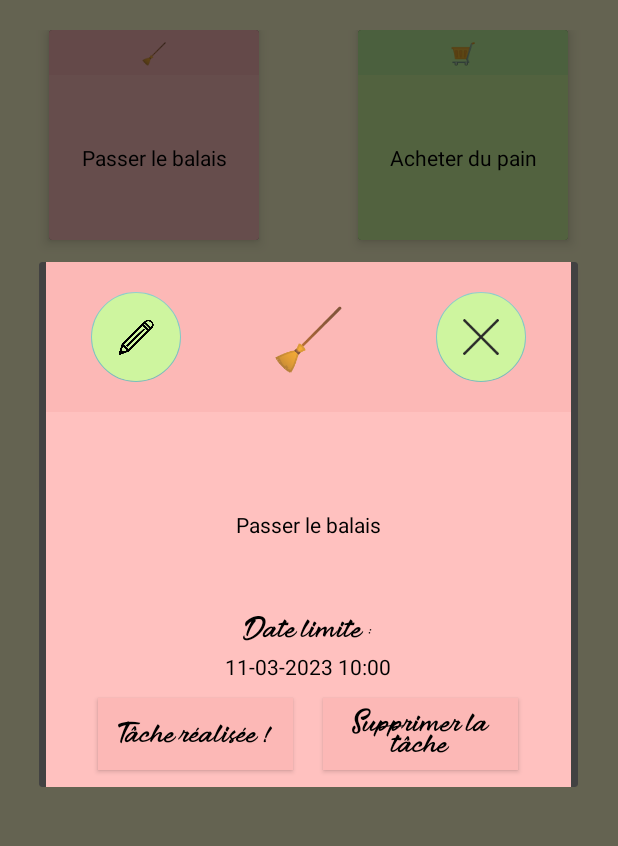
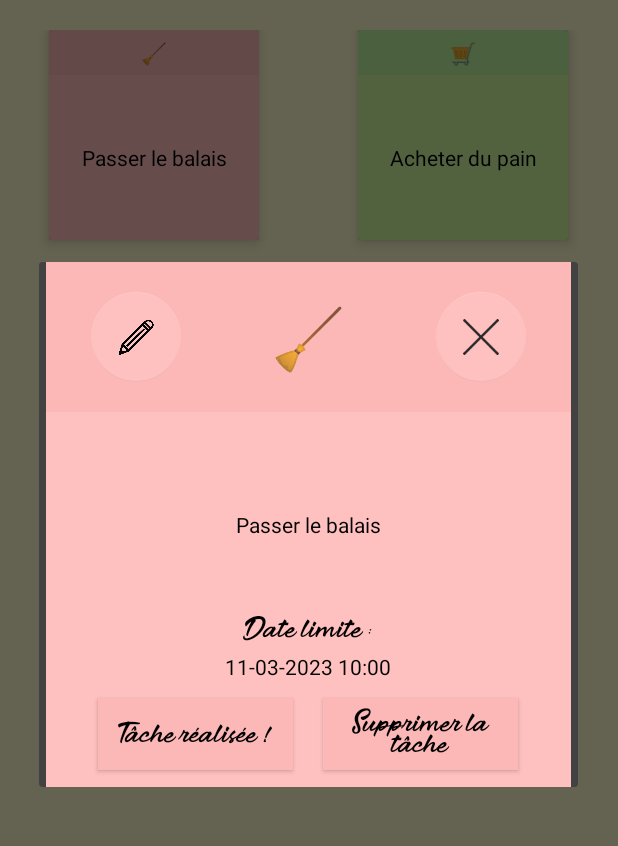
Before and after one commit to Scressenville/My-To-Do-List-Application, an Android app: the screen it shows after launch (MainActivity), after a tap on an icon or button, on a phone screen of 412 x 824 dp, the part 93-939 px from its top. Run offline under Robolectric (Android 15) with nearby library versions, the phone set to English and light mode, and no system bars.

Commit message:
Extracted some strings, added task completion methods.

```diff
--- a/app/src/main/java/r411/project/todolistapplication/MainActivity.kt
+++ b/app/src/main/java/r411/project/todolistapplication/MainActivity.kt
@@ -2,7 +2,6 @@ package r411.project.todolistapplication
 
 import android.content.DialogInterface
 import android.content.res.ColorStateList
-import android.graphics.Color
 import android.graphics.drawable.ColorDrawable
 import android.os.Bundle
 import android.os.Handler
@@ -17,7 +16,6 @@ import r411.project.todolistapplication.adapter.MyGridAdapter
 import r411.project.todolistapplication.classes.TaskModelClass
 import r411.project.todolistapplication.handler.DatabaseHandler
 import kotlin.collections.ArrayList
-
 
 class MainActivity : AppCompatActivity() {
 
@@ -99,17 +97,15 @@ class MainActivity : AppCompatActivity() {
         val task = dbhandler.selectTaskFromId(view.id)
 
         dialogView.findViewById<TextView>(R.id.task_category).text = String(Character.toChars(task!!.taskCategory))
-        dialogView.findViewById<TextView>(R.id.details_description).setMovementMethod(ScrollingMovementMethod.getInstance());
-        dialogView.findViewById<TextView>(R.id.details_description).text= task.taskDescription
+        val desc = dialogView.findViewById<TextView>(R.id.details_description)
+        desc.movementMethod = ScrollingMovementMethod.getInstance();
+        desc.text= task.taskDescription
 
         val lightElements = listOf(
-            dialogView.findViewById<FloatingActionButton>(R.id.detail_close_button),
+            dialogView.findViewById<LinearLayout>(R.id.details_content),
             dialogView.findViewById<FloatingActionButton>(R.id.detail_modify_button),
-            dialogView.findViewById<Button>(R.id.details_content)
+            dialogView.findViewById<FloatingActionButton>(R.id.detail_close_button)
         )
-
-        val test = dialogView.findViewById<FloatingActionButton>(R.id.detail_close_button)
-        println(test.backgroundTintList)
 
         val darkElements = listOf(
             dialogView.findViewById<LinearLayout>(R.id.details_banner),
@@ -117,20 +113,11 @@ class MainActivity : AppCompatActivity() {
             dialogView.findViewById<Button>(R.id.delete_task)
         )
 
-        if (task.taskDeadLine == null && task.taskStatus == 0) {
-            for (element in lightElements) element.setBackgroundResource(R.color.yellow_post_it)
-            for (element in darkElements) element.setBackgroundResource(R.color.yellow_post_it_dark)
-        }
+        val shadeColor = (view.findViewById<TextView>(R.id.post_it_shade).background as ColorDrawable).color
+        val lightColor = (view.findViewById<TextView>(R.id.post_it_content).background as ColorDrawable).color
 
-        if (task.taskStatus == -1) {
-            for (element in lightElements) element.setBackgroundResource(R.color.red_post_it)
-            for (element in darkElements) element.setBackgroundResource(R.color.red_post_it_dark)
-        }
-
-        if (task.taskStatus == 1) {
-            for (element in lightElements) element.setBackgroundResource(R.color.blue_post_it)
-            for (element in darkElements) element.setBackgroundResource(R.color.blue_post_it_dark)
-        }
+        darkElements.forEach{element -> element.backgroundTintList = ColorStateList.valueOf(shadeColor)}
+        lightElements.forEach{element -> element.backgroundTintList = ColorStateList.valueOf(lightColor)}
 
         val taskDeadline = dialogView.findViewById<TextView>(R.id.details_deadline)
         if (task.taskDeadLine != null) taskDeadline.text=task.taskDeadLine
@@ -141,6 +128,10 @@ class MainActivity : AppCompatActivity() {
 
         dialogView.findViewById<Button>(R.id.delete_task).setOnClickListener{
             deleteTask(view, b)
+        }
+
+        dialogView.findViewById<Button>(R.id.task_complete).setOnClickListener{
+            finishTask(view, b)
         }
 
         b.show()
@@ -184,7 +175,7 @@ class MainActivity : AppCompatActivity() {
 
             val status = databaseHandler.deleteTask(deleteId)
             if(status > -1){
-                Toast.makeText(applicationContext,"Task deleted",Toast.LENGTH_LONG).show()
+                Toast.makeText(applicationContext,"Tâche supprimée",Toast.LENGTH_LONG).show()
                 val adapter: MyGridAdapter = findViewById<GridView>(R.id.content).adapter as MyGridAdapter
                 adapter.taskArrayList.remove(deletedTask)
                 adapter.notifyDataSetChanged()
@@ -198,4 +189,17 @@ class MainActivity : AppCompatActivity() {
         val b = dialogBuilder.create()
         b.show()
     }
+
+    fun finishTask(view: View, dialog: AlertDialog){
+        val databaseHandler = DatabaseHandler(this)
+        val updatedTask = databaseHandler.selectTaskFromId(view.id)
+        val result = databaseHandler.changeStatusFinished(view.id)
+        if (result > -1) {
+            Toast.makeText(applicationContext,"Tâche réalisée !",Toast.LENGTH_LONG).show()
+            val adapter: MyGridAdapter = findViewById<GridView>(R.id.content).adapter as MyGridAdapter
+            adapter.taskArrayList[adapter.taskArrayList.indexOf(updatedTask)].taskStatus = 1
+            adapter.notifyDataSetChanged()
+            dialog.dismiss()
+        }
+    }
 }
--- a/app/src/main/java/r411/project/todolistapplication/adapter/MyGridAdapter.kt
+++ b/app/src/main/java/r411/project/todolistapplication/adapter/MyGridAdapter.kt
@@ -7,8 +7,11 @@ import android.view.ViewGroup
 import android.widget.ArrayAdapter
 import android.widget.LinearLayout
 import android.widget.TextView
+import android.widget.Toast
+import r411.project.todolistapplication.MainActivity
 import r411.project.todolistapplication.R
 import r411.project.todolistapplication.classes.TaskModelClass
+import r411.project.todolistapplication.handler.DatabaseHandler
 import java.text.SimpleDateFormat
 import java.util.*
 import java.util.concurrent.TimeUnit
@@ -29,11 +32,16 @@ class MyGridAdapter(context: Context, var taskArrayList: ArrayList<TaskModelClas
         val postItBanner = listitemView!!.findViewById<TextView>(R.id.post_it_shade)
         val postItContent = listitemView.findViewById<TextView>(R.id.post_it_content)
 
-        if (task!!.taskDeadLine != null && task.taskStatus != 1) {
+        val postItLayout = listitemView.findViewWithTag<LinearLayout>("postItLayout")
+        postItLayout.id = task!!.taskId
+
+        if (task.taskDeadLine != null && task.taskStatus != 1) {
             val dateFormat = SimpleDateFormat("dd-MM-yyyy HH:mm")
             val minutesDifference = TimeUnit.MINUTES.convert((dateFormat.parse(task.taskDeadLine).time - Date().time), TimeUnit.MILLISECONDS)
             if (minutesDifference < 0) {
                 task.taskStatus = -1
+                val test = DatabaseHandler(this.context)
+                test.changeStatusLate(task.taskId)
             }
 
             if (task.taskStatus == -1) {
@@ -55,14 +63,14 @@ class MyGridAdapter(context: Context, var taskArrayList: ArrayList<TaskModelClas
         if (task.taskStatus == 1) {
             postItBanner.setBackgroundResource(R.color.blue_post_it_dark)
             postItContent.setBackgroundResource(R.color.blue_post_it)
+            listitemView.findViewById<LinearLayout>(task.taskId).setOnClickListener{
+                Toast.makeText(this.context, "test", Toast.LENGTH_SHORT).show()
+            }
         }
 
         postItBanner.text = String(Character.toChars(task.taskCategory))
         postItContent.text = task.taskDescription
 
-        val postItLayout = listitemView.findViewWithTag<LinearLayout>("postItLayout")
-        postItLayout.id = task.taskId
-
         return listitemView
     }
 }
--- a/app/src/main/java/r411/project/todolistapplication/handler/DatabaseHandler.kt
+++ b/app/src/main/java/r411/project/todolistapplication/handler/DatabaseHandler.kt
@@ -184,4 +184,26 @@ class DatabaseHandler(context: Context): SQLiteOpenHelper(context, DATABASE_NAME
         db.close() // Closing database connection
         return success
     }
+
+    fun changeStatusLate(taskId: Int): Int {
+        val db = this.writableDatabase
+        val contentValues = ContentValues()
+        contentValues.put(TASK_STATUS, -1)
+
+        val success = db.update(TABLE_TASKS, contentValues, "$TASK_ID=$taskId", null)
+        db.close()
+
+        return success
+    }
+
+    fun changeStatusFinished(taskId: Int): Int {
+        val db = this.writableDatabase
+        val contentValues = ContentValues()
+        contentValues.put(TASK_STATUS, 1)
+
+        val success = db.update(TABLE_TASKS, contentValues, "$TASK_ID=$taskId", null)
+        db.close()
+
+        return success
+    }
 }
--- a/app/src/main/res/layout/details_dialog.xml
+++ b/app/src/main/res/layout/details_dialog.xml
@@ -1,7 +1,6 @@
 <?xml version="1.0" encoding="utf-8"?>
 <androidx.constraintlayout.widget.ConstraintLayout xmlns:android="http://schemas.android.com/apk/res/android"
     xmlns:app="http://schemas.android.com/apk/res-auto"
-    xmlns:tools="http://schemas.android.com/tools"
     android:layout_width="match_parent"
     android:layout_height="match_parent">
 
@@ -36,9 +35,10 @@
                 android:layout_marginBottom="20dp"
                 android:fadingEdge="none"
                 android:src="@drawable/crayon"
-                android:backgroundTint="@color/green_post_it"
+                app:backgroundTint="@color/green_post_it"
                 app:elevation="0dp"
-                app:fabCustomSize="60dp"/>
+                app:fabCustomSize="60dp"
+                android:contentDescription="@string/fab_btn_modify" />
 
             <TextView
                 android:id="@+id/task_category"
@@ -57,9 +57,10 @@
                 android:layout_marginBottom="20dp"
                 android:fadingEdge="none"
                 android:src="@drawable/close_button"
-                android:backgroundTint="@color/green_post_it"
+                app:backgroundTint="@color/green_post_it"
                 app:elevation="0dp"
-                app:fabCustomSize="60dp"/>
+                app:fabCustomSize="60dp"
+                android:contentDescription="@string/fab_btn_close" />
         </LinearLayout>
 
         <LinearLayout
@@ -113,12 +114,12 @@
                     android:id="@+id/task_complete"
                     android:layout_width="130dp"
                     android:layout_height="wrap_content"
+                    android:layout_marginEnd="10dp"
                     android:background="@color/green_post_it_dark"
                     android:fontFamily="@font/the_delicate"
                     android:text="@string/btn_task_done"
-                    android:textColor="@color/black"
                     android:textAllCaps="false"
-                    android:layout_marginEnd="10dp"/>
+                    android:textColor="@color/black" />
 
                 <Button
                     android:id="@+id/delete_task"
@@ -132,8 +133,6 @@
                     android:layout_marginStart="10dp"/>
             </LinearLayout>
         </LinearLayout>
-
-
     </RelativeLayout>
 
 </androidx.constraintlayout.widget.ConstraintLayout>
--- a/app/src/main/res/values/strings.xml
+++ b/app/src/main/res/values/strings.xml
@@ -11,4 +11,8 @@
     <string name="btn_task_done">Tâche réalisée !</string>
     <string name="btn_delete_task">Supprimer la tâche</string>
     <string name="null_deadline">Non renseignée</string>
+    <string name="fab_btn_close">Fermer</string>
+    <string name="fab_btn_modify">Modifier</string>
+    <string name="add_category">Catégorie :</string>
+    <string name="description_input_hint">Description de la tâche…</string>
 </resources>
```
Also changed, not shown: app/src/main/res/layout/add_dialog.xml (+5 -4 lines).
